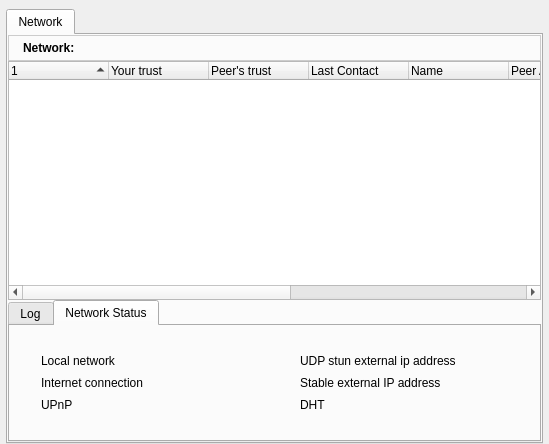
First picture: the form in retroshare-gui/src/gui/NetworkDialog.ui, repository RetroShare/RetroShare, before the edit.
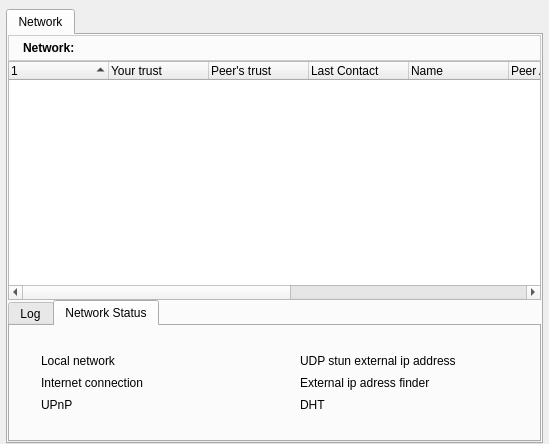
Second picture: the form after the edit. Icons and pictures are not drawn.

What changed in the file:
```diff
--- a/retroshare-gui/src/gui/NetworkDialog.ui
+++ b/retroshare-gui/src/gui/NetworkDialog.ui
@@ -315,7 +315,7 @@
                <item row="0" column="1">
                 <widget class="QLabel" name="textlabel_ext">
                  <property name="text">
-                  <string>Stable external IP address</string>
+                  <string>External ip adress finder</string>
                  </property>
                 </widget>
                </item>
```
Left out of the diff: 4 changed lines with no effect on the pictures.
